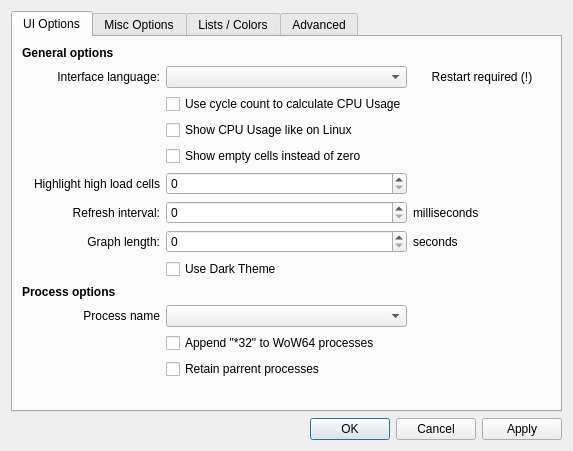
Qt form TaskExplorer/Forms/SettingsWindow.ui (DavidXanatos/TaskExplorer) before a commit.
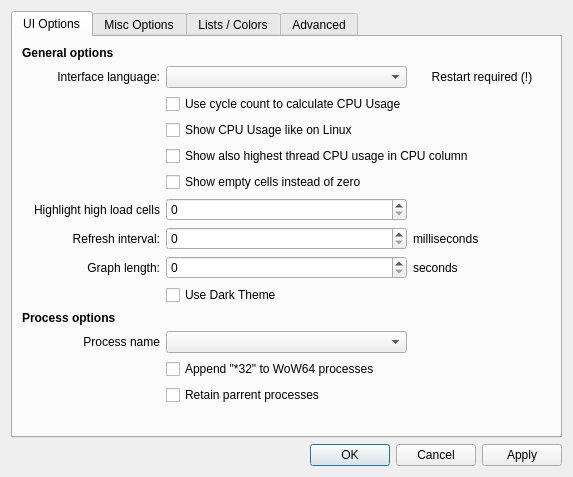
The same form after that commit.

The edit to the form file:
```diff
--- a/TaskExplorer/Forms/SettingsWindow.ui
+++ b/TaskExplorer/Forms/SettingsWindow.ui
@@ -29,7 +29,7 @@
    </size>
   </property>
   <property name="windowTitle">
-   <string>Create new Service</string>
+   <string>TaskExplorer Settings</string>
   </property>
   <layout class="QVBoxLayout" name="verticalLayout_2">
    <item>
@@ -54,23 +54,10 @@
         <layout class="QGridLayout" name="gridLayout_4">
          <item row="1" column="0">
           <layout class="QGridLayout" name="gridLayout_3">
-           <item row="5" column="1">
+           <item row="6" column="1">
             <widget class="QSpinBox" name="highlightCount"/>
            </item>
-           <item row="13" column="0">
-            <spacer name="horizontalSpacer_3">
-             <property name="orientation">
-              <enum>Qt::Horizontal</enum>
-             </property>
-             <property name="sizeHint" stdset="0">
-              <size>
-               <width>40</width>
-               <height>20</height>
-              </size>
-             </property>
-            </spacer>
-           </item>
-           <item row="13" column="1">
+           <item row="14" column="1">
             <spacer name="verticalSpacer">
              <property name="orientation">
               <enum>Qt::Vertical</enum>
@@ -83,24 +70,20 @@
              </property>
             </spacer>
            </item>
-           <item row="4" column="1">
-            <widget class="QCheckBox" name="chkClearZeros">
-             <property name="text">
-              <string>Show empty cells instead of zero</string>
+           <item row="14" column="0">
+            <spacer name="horizontalSpacer_3">
+             <property name="orientation">
+              <enum>Qt::Horizontal</enum>
              </property>
-            </widget>
-           </item>
-           <item row="1" column="1">
-            <widget class="QComboBox" name="uiLang"/>
-           </item>
-           <item row="6" column="2">
-            <widget class="QLabel" name="label_12">
-             <property name="text">
-              <string>milliseconds</string>
+             <property name="sizeHint" stdset="0">
+              <size>
+               <width>40</width>
+               <height>20</height>
+              </size>
              </property>
-            </widget>
+            </spacer>
            </item>
-           <item row="6" column="1">
+           <item row="7" column="1">
             <widget class="QSpinBox" name="refreshInterval">
              <property name="maximum">
               <number>10000</number>
@@ -110,7 +93,10 @@
              </property>
             </widget>
            </item>
-           <item row="5" column="0">
+           <item row="1" column="1">
+            <widget class="QComboBox" name="uiLang"/>
+           </item>
+           <item row="6" column="0">
             <widget class="QLabel" name="label_18">
              <property name="text">
               <string>Highlight high load cells</string>
@@ -120,6 +106,20 @@
              </property>
             </widget>
            </item>
+           <item row="5" column="1">
+            <widget class="QCheckBox" name="chkClearZeros">
+             <property name="text">
+              <string>Show empty cells instead of zero</string>
+             </property>
+            </widget>
+           </item>
+           <item row="7" column="2">
+            <widget class="QLabel" name="label_12">
+             <property name="text">
+              <string>milliseconds</string>
+             </property>
+            </widget>
+           </item>
            <item row="0" column="0">
             <widget class="QLabel" name="label_4">
              <property name="font">
@@ -133,16 +133,6 @@
              </property>
             </widget>
            </item>
-           <item row="7" column="0">
-            <widget class="QLabel" name="label_8">
-             <property name="text">
-              <string>Graph length:</string>
-             </property>
-             <property name="alignment">
-              <set>Qt::AlignRight|Qt::AlignTrailing|Qt::AlignVCenter</set>
-             </property>
-            </widget>
-           </item>
            <item row="2" column="1">
             <widget class="QCheckBox" name="chkUseCycles">
              <property name="text">
@@ -150,20 +140,30 @@
              </property>
             </widget>
            </item>
-           <item row="7" column="2">
+           <item row="8" column="0">
+            <widget class="QLabel" name="label_8">
+             <property name="text">
+              <string>Graph length:</string>
+             </property>
+             <property name="alignment">
+              <set>Qt::AlignRight|Qt::AlignTrailing|Qt::AlignVCenter</set>
+             </property>
+            </widget>
+           </item>
+           <item row="8" column="2">
             <widget class="QLabel" name="label_11">
              <property name="text">
               <string>seconds</string>
              </property>
             </widget>
            </item>
-           <item row="7" column="1">
-            <widget class="QSpinBox" name="graphLength">
-             <property name="maximum">
-              <number>1800</number>
+           <item row="1" column="2">
+            <widget class="QLabel" name="label_24">
+             <property name="text">
+              <string>Restart required (!)</string>
              </property>
-             <property name="singleStep">
-              <number>60</number>
+             <property name="alignment">
+              <set>Qt::AlignCenter</set>
              </property>
             </widget>
            </item>
@@ -177,7 +177,30 @@
              </property>
             </widget>
            </item>
-           <item row="6" column="0">
+           <item row="14" column="2">
+            <spacer name="horizontalSpacer_2">
+             <property name="orientation">
+              <enum>Qt::Horizontal</enum>
+             </property>
+             <property name="sizeHint" stdset="0">
+              <size>
+               <width>40</width>
+               <height>20</height>
+              </size>
+             </property>
+            </spacer>
+           </item>
+           <item row="8" column="1">
+            <widget class="QSpinBox" name="graphLength">
+             <property name="maximum">
+              <number>1800</number>
+             </property>
+             <property name="singleStep">
+              <number>60</number>
+             </property>
+            </widget>
+           </item>
+           <item row="7" column="0">
             <widget class="QLabel" name="label_9">
              <property name="text">
               <string>Refresh interval:</string>
@@ -187,33 +210,30 @@
              </property>
             </widget>
            </item>
-           <item row="13" column="2">
-            <spacer name="horizontalSpacer_2">
-             <property name="orientation">
-              <enum>Qt::Horizontal</enum>
-             </property>
-             <property name="sizeHint" stdset="0">
-              <size>
-               <width>40</width>
-               <height>20</height>
-              </size>
-             </property>
-            </spacer>
-           </item>
-           <item row="12" column="1">
+           <item row="13" column="1">
             <widget class="QCheckBox" name="chkParents">
              <property name="text">
               <string>Retain parrent processes</string>
              </property>
             </widget>
            </item>
-           <item row="1" column="2">
-            <widget class="QLabel" name="label_24">
+           <item row="10" column="0">
+            <widget class="QLabel" name="label_7">
+             <property name="font">
+              <font>
+               <weight>75</weight>
+               <bold>true</bold>
+              </font>
+             </property>
              <property name="text">
-              <string>Restart required (!)</string>
+              <string>Process options</string>
              </property>
-             <property name="alignment">
-              <set>Qt::AlignCenter</set>
+            </widget>
+           </item>
+           <item row="9" column="1">
+            <widget class="QCheckBox" name="chkDarkTheme">
+             <property name="text">
+              <string>Use Dark Theme</string>
              </property>
             </widget>
            </item>
@@ -227,37 +247,17 @@
              </property>
             </widget>
            </item>
-           <item row="8" column="1">
-            <widget class="QCheckBox" name="chkDarkTheme">
-             <property name="text">
-              <string>Use Dark Theme</string>
-             </property>
-            </widget>
-           </item>
-           <item row="9" column="0">
-            <widget class="QLabel" name="label_7">
-             <property name="font">
-              <font>
-               <weight>75</weight>
-               <bold>true</bold>
-              </font>
-             </property>
-             <property name="text">
-              <string>Process options</string>
-             </property>
-            </widget>
-           </item>
-           <item row="10" column="1">
-            <widget class="QComboBox" name="processName"/>
-           </item>
            <item row="11" column="1">
+            <widget class="QComboBox" name="processName"/>
+           </item>
+           <item row="12" column="1">
             <widget class="QCheckBox" name="chkShow32">
              <property name="text">
               <string>Append &quot;*32&quot; to WoW64 processes</string>
              </property>
             </widget>
            </item>
-           <item row="10" column="0">
+           <item row="11" column="0">
             <widget class="QLabel" name="label_14">
              <property name="text">
               <string>Process name</string>
@@ -267,6 +267,13 @@
              </property>
             </widget>
            </item>
+           <item row="4" column="1" colspan="2">
+            <widget class="QCheckBox" name="chkMaxThread">
+             <property name="text">
+              <string>Show also highest thread CPU usage in CPU column</string>
+             </property>
+            </widget>
+           </item>
           </layout>
          </item>
         </layout>
```
